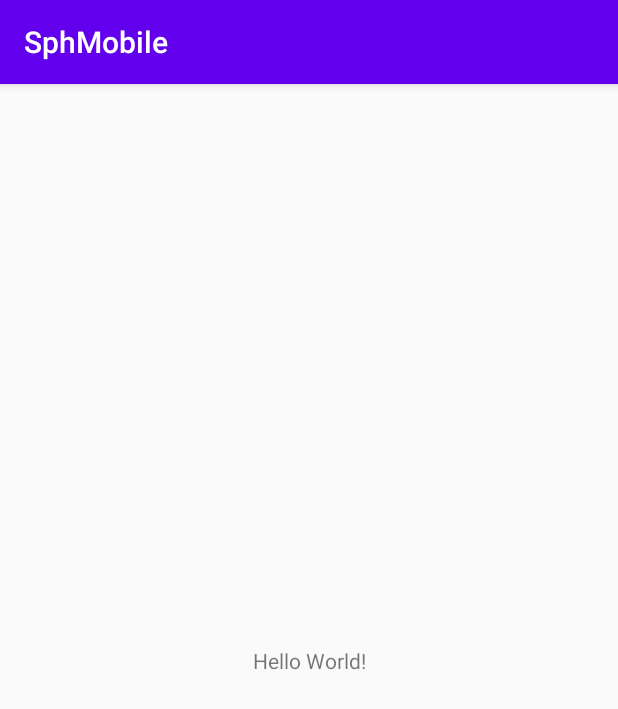
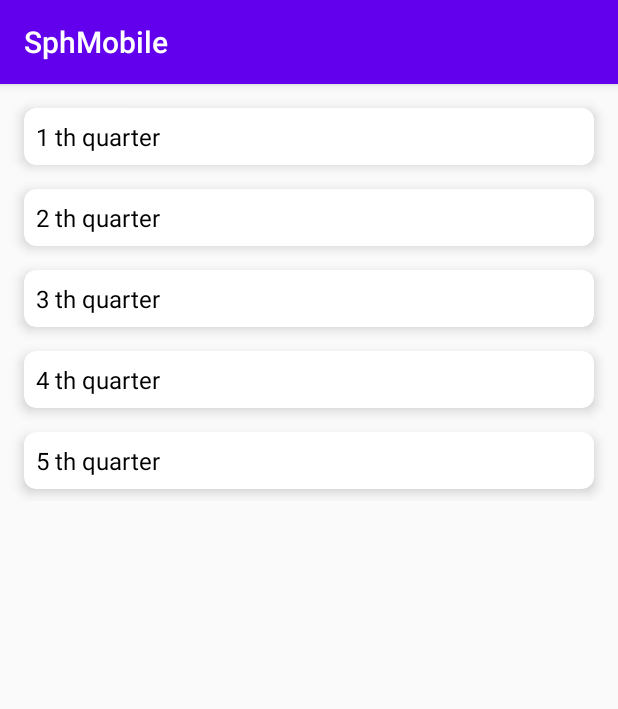
Before and after one commit to AnandSaggam/Sph-Mobile, an Android app: the screen it shows after launch (MainActivity), on a phone screen of 412 x 824 dp. Shown: the top 709 px of the screen. Run offline under Robolectric (Android 15) with nearby library versions, the phone set to English and light mode, and no system bars.

Commit message:
Changes in resource file, displayed static data in recyclerview.

```diff
--- a/app/src/main/AndroidManifest.xml
+++ b/app/src/main/AndroidManifest.xml
@@ -3,6 +3,9 @@
     package="com.dlminfosoft.sphmobile">
 
     <uses-permission android:name="android.permission.INTERNET" />
+    <uses-permission android:name="android.permission.ACCESS_WIFI_STATE" />
+    <uses-permission android:name="android.permission.ACCESS_NETWORK_STATE" />
+
     <application
         android:allowBackup="true"
         android:icon="@mipmap/ic_launcher"
--- a/app/src/main/java/com/dlminfosoft/sphmobile/activity/BaseActivity.kt
+++ b/app/src/main/java/com/dlminfosoft/sphmobile/activity/BaseActivity.kt
@@ -1,9 +1,13 @@
 package com.dlminfosoft.sphmobile.activity
 
 import androidx.appcompat.app.AppCompatActivity
-import android.os.Bundle
+import com.google.android.material.snackbar.Snackbar
 
 abstract class BaseActivity : AppCompatActivity() {
 
     abstract fun setup()
+
+    protected fun showSnackBar(msg: String) {
+        Snackbar.make(findViewById(android.R.id.content), msg, Snackbar.LENGTH_SHORT).show()
+    }
 }
--- a/app/src/main/java/com/dlminfosoft/sphmobile/activity/MainActivity.kt
+++ b/app/src/main/java/com/dlminfosoft/sphmobile/activity/MainActivity.kt
@@ -1,17 +1,31 @@
 package com.dlminfosoft.sphmobile.activity
 
 import android.os.Bundle
+import android.util.Log
+import androidx.recyclerview.widget.LinearLayoutManager
 import com.dlminfosoft.sphmobile.R
+import com.dlminfosoft.sphmobile.adapter.AdapterDataUsage
+import com.dlminfosoft.sphmobile.model.RecordsData
+import com.dlminfosoft.sphmobile.utility.Constants
+import kotlinx.android.synthetic.main.activity_main.*
 
 class MainActivity : BaseActivity() {
+    private lateinit var mAdapter: AdapterDataUsage
+    private var dataUsageRecordList: ArrayList<RecordsData> = ArrayList()
 
     override fun onCreate(savedInstanceState: Bundle?) {
         super.onCreate(savedInstanceState)
         setContentView(R.layout.activity_main)
         setup()
+        Log.e("Internet available:", "==>" + Constants.isInternetAvailable(this))
     }
 
     override fun setup() {
-
+        for (i in 1..5) {
+            dataUsageRecordList.add(RecordsData(i, "$i th quarter", "100"))
+        }
+        recycle_view_data_usage.layoutManager = LinearLayoutManager(this)
+        mAdapter = AdapterDataUsage(this, dataUsageRecordList)
+        recycle_view_data_usage.adapter = mAdapter
     }
 }
--- /dev/null
+++ b/app/src/main/java/com/dlminfosoft/sphmobile/adapter/AdapterDataUsage.kt
@@ -0,0 +1,38 @@
+package com.dlminfosoft.sphmobile.adapter
+
+import android.content.Context
+import android.view.LayoutInflater
+import android.view.View
+import android.view.ViewGroup
+import androidx.recyclerview.widget.RecyclerView
+import com.dlminfosoft.sphmobile.R
+import com.dlminfosoft.sphmobile.model.RecordsData
+import kotlinx.android.synthetic.main.list_item_data_usage.view.*
+
+class AdapterDataUsage(context: Context, private val dataList: ArrayList<RecordsData>) :
+    RecyclerView.Adapter<AdapterDataUsage.ItemHolder>() {
+    private var inflater: LayoutInflater = LayoutInflater.from(context)
+
+
+    override fun onCreateViewHolder(parent: ViewGroup, viewType: Int): ItemHolder {
+        val itemView = inflater.inflate(R.layout.list_item_data_usage, parent, false)
+        return ItemHolder(itemView)
+
+    }
+
+    override fun getItemCount(): Int {
+        return dataList.size
+    }
+
+    override fun onBindViewHolder(holder: ItemHolder, position: Int) {
+        holder.txtYear.text = dataList[position].quarter
+
+    }
+
+
+    inner class ItemHolder(itemView: View) : RecyclerView.ViewHolder(itemView) {
+
+        val txtYear = itemView.txt_year
+    }
+
+}
--- a/app/src/main/java/com/dlminfosoft/sphmobile/utility/Constants.kt
+++ b/app/src/main/java/com/dlminfosoft/sphmobile/utility/Constants.kt
@@ -1,4 +1,10 @@
 package com.dlminfosoft.sphmobile.utility
+
+import android.content.Context
+import android.net.ConnectivityManager
+import android.net.NetworkCapabilities
+import android.os.Build
+
 
 class Constants {
     companion object {
@@ -6,5 +12,32 @@ class Constants {
         const val METHOD_GET_DATA_USAGE = "datastore_search"
         const val FIELD_RESOURCE_ID = "resource_id"
         const val FIELD_RESOURCE_ID_VALUE = "a807b7ab-6cad-4aa6-87d0-e283a7353a0f"
+
+        fun isInternetAvailable(mContext: Context): Boolean {
+            val connectivityManager =
+                mContext.getSystemService(Context.CONNECTIVITY_SERVICE) as ConnectivityManager
+            if (Build.VERSION.SDK_INT >= Build.VERSION_CODES.M) {
+                val network = connectivityManager.activeNetwork
+                if (network != null) {
+                    val nc =
+                        connectivityManager.getNetworkCapabilities(network)
+                            ?: return false
+                    return nc.hasTransport(NetworkCapabilities.TRANSPORT_CELLULAR) ||
+                            nc.hasTransport(NetworkCapabilities.TRANSPORT_WIFI)
+                }
+            } else {
+                if (Build.VERSION.SDK_INT < Build.VERSION_CODES.M) {
+                    val networkInfo =
+                        connectivityManager.allNetworkInfo
+                    for (tempNetworkInfo in networkInfo) {
+                        if (tempNetworkInfo.isConnected) {
+                            return true
+                        }
+                    }
+                }
+            }
+            return false
+        }
+
     }
 }
--- a/app/src/main/java/com/dlminfosoft/sphmobile/webservice/IApiServiceMethods.kt
+++ b/app/src/main/java/com/dlminfosoft/sphmobile/webservice/IApiServiceMethods.kt
@@ -13,7 +13,7 @@ interface IApiServiceMethods {
 
 
     @GET(Constants.METHOD_GET_DATA_USAGE)
-    fun getUsageDetails(@Query(Constants.FIELD_RESOURCE_ID) resourceId: String = Constants.FIELD_RESOURCE_ID_VALUE): Call<GetUsageResponse>
+    fun getDataUsageDetails(@Query(Constants.FIELD_RESOURCE_ID) resourceId: String = Constants.FIELD_RESOURCE_ID_VALUE): Call<GetUsageResponse>
 
 
     companion object Factory {
--- a/app/src/main/res/layout/activity_main.xml
+++ b/app/src/main/res/layout/activity_main.xml
@@ -1,18 +1,15 @@
 <?xml version="1.0" encoding="utf-8"?>
-<androidx.constraintlayout.widget.ConstraintLayout xmlns:android="http://schemas.android.com/apk/res/android"
-    xmlns:app="http://schemas.android.com/apk/res-auto"
+<LinearLayout xmlns:android="http://schemas.android.com/apk/res/android"
     xmlns:tools="http://schemas.android.com/tools"
     android:layout_width="match_parent"
     android:layout_height="match_parent"
+    android:orientation="vertical"
     tools:context=".activity.MainActivity">
 
-    <TextView
-        android:layout_width="wrap_content"
+    <androidx.recyclerview.widget.RecyclerView
+        android:id="@+id/recycle_view_data_usage"
+        android:layout_width="match_parent"
         android:layout_height="wrap_content"
-        android:text="Hello World!"
-        app:layout_constraintBottom_toBottomOf="parent"
-        app:layout_constraintLeft_toLeftOf="parent"
-        app:layout_constraintRight_toRightOf="parent"
-        app:layout_constraintTop_toTopOf="parent" />
-
-</androidx.constraintlayout.widget.ConstraintLayout>
+        android:layout_marginTop="@dimen/margin_8dp"
+        android:layout_marginBottom="@dimen/margin_16dp" />
+</LinearLayout>
--- /dev/null
+++ b/app/src/main/res/layout/list_item_data_usage.xml
@@ -0,0 +1,25 @@
+<?xml version="1.0" encoding="utf-8"?>
+<androidx.cardview.widget.CardView xmlns:android="http://schemas.android.com/apk/res/android"
+    xmlns:app="http://schemas.android.com/apk/res-auto"
+    android:layout_width="match_parent"
+    android:layout_height="wrap_content"
+    android:layout_marginStart="@dimen/margin_16dp"
+    android:layout_marginTop="@dimen/margin_8dp"
+    android:layout_marginEnd="@dimen/margin_16dp"
+    android:layout_marginBottom="@dimen/margin_8dp"
+    app:cardCornerRadius="@dimen/card_corner_radius"
+    app:cardElevation="@dimen/card_elevation">
+
+    <RelativeLayout
+        android:layout_width="match_parent"
+        android:layout_height="match_parent"
+        android:padding="@dimen/padding_8dp">
+
+        <TextView
+            android:id="@+id/txt_year"
+            android:layout_width="match_parent"
+            android:layout_height="wrap_content"
+            android:textColor="@android:color/black"
+            android:textSize="@dimen/text_size_16" />
+    </RelativeLayout>
+</androidx.cardview.widget.CardView>
--- /dev/null
+++ b/app/src/main/res/values/dimens.xml
@@ -0,0 +1,12 @@
+<?xml version="1.0" encoding="utf-8"?>
+<resources>
+    <dimen name="margin_8dp">8dp</dimen>
+    <dimen name="padding_8dp">8dp</dimen>
+    <dimen name="margin_16dp">16dp</dimen>
+    <dimen name="padding_16dp">16dp</dimen>
+
+    <dimen name="card_corner_radius">8dp</dimen>
+    <dimen name="card_elevation">5dp</dimen>
+
+    <dimen name="text_size_16">16sp</dimen>
+</resources>
--- a/app/src/main/res/values/strings.xml
+++ b/app/src/main/res/values/strings.xml
@@ -1,3 +1,5 @@
 <resources>
     <string name="app_name">SphMobile</string>
+    <string name="internet_available">Internet Available</string>
+    <string name="no_internet">Internet not available</string>
 </resources>
```
